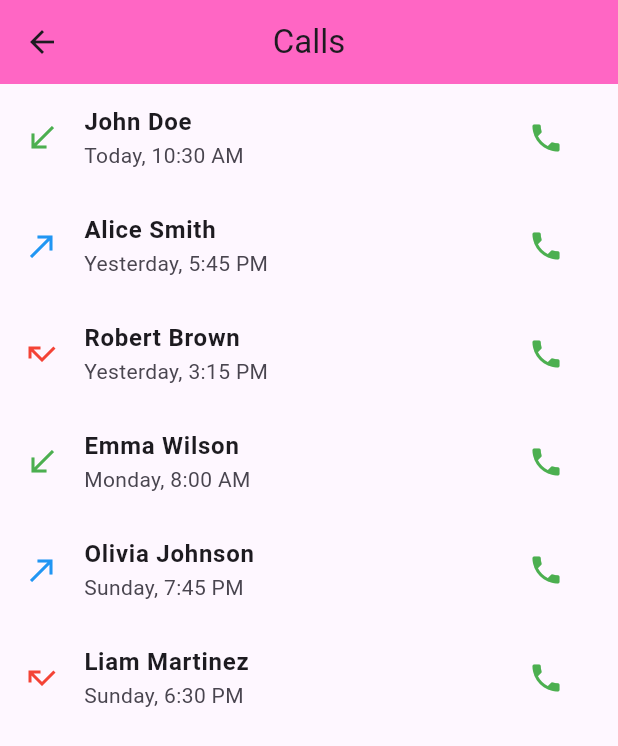
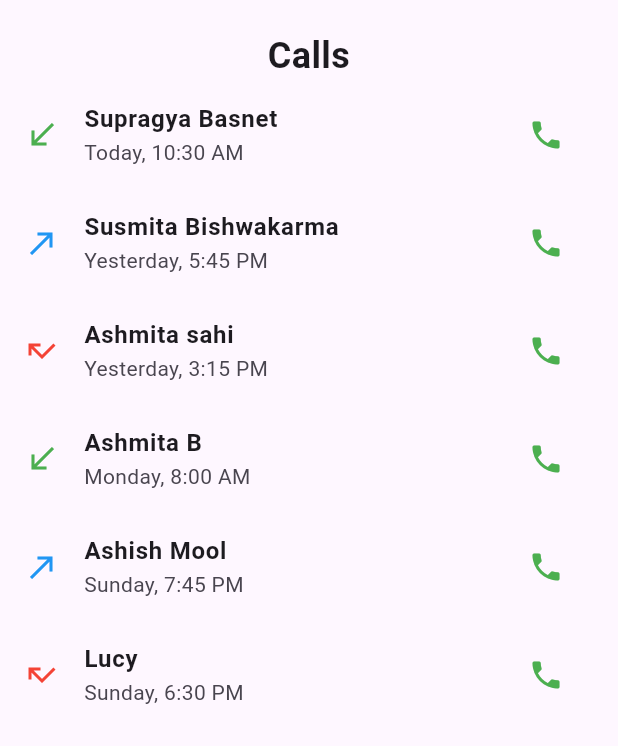
Before and after one commit to siyatadumjan/linkup_project, a Flutter app: the CallView screen opened directly, on a phone screen of 412 x 824 dp. Shown: the top 746 px of the screen. Run offline on Flutter 3.47's test engine with Material 3 defaults, Android fonts, the light colour scheme and no system bars.

Commit message:
updated calls

```diff
--- a/lib/view/bottom_screen/calls_view.dart
+++ b/lib/view/bottom_screen/calls_view.dart
@@ -7,44 +7,51 @@ class CallView extends StatelessWidget {
   Widget build(BuildContext context) {
     final List<Map<String, String>> calls = [
       {
-        'name': 'John Doe',
+        'name': 'Supragya Basnet',
         'time': 'Today, 10:30 AM',
         'type': 'incoming',
       },
       {
-        'name': 'Alice Smith',
+        'name': 'Susmita Bishwakarma',
         'time': 'Yesterday, 5:45 PM',
         'type': 'outgoing',
       },
       {
-        'name': 'Robert Brown',
+        'name': 'Ashmita sahi',
         'time': 'Yesterday, 3:15 PM',
         'type': 'missed',
       },
       {
-        'name': 'Emma Wilson',
+        'name': 'Ashmita B',
         'time': 'Monday, 8:00 AM',
         'type': 'incoming',
       },
       {
-        'name': 'Olivia Johnson',
+        'name': 'Ashish Mool',
         'time': 'Sunday, 7:45 PM',
         'type': 'outgoing',
       },
       {
-        'name': 'Liam Martinez',
+        'name': 'Lucy',
         'time': 'Sunday, 6:30 PM',
         'type': 'missed',
       },
     ];
 
     return Scaffold(
-      appBar: AppBar(
-        title: const Text('Calls'),
-        centerTitle: true,
-        backgroundColor: const Color(0xFFFF66C4), // Match theme
+      body: Column(
+        children: [
+          const SizedBox(height: 20), // Adjust to position the "Calls" text
+          const Text(
+            'Calls',
+            style: TextStyle(
+              fontSize: 24,
+              fontWeight: FontWeight.bold,
             ),
-      body: ListView.builder(
+            textAlign: TextAlign.center,
+          ),
+          Expanded(
+            child: ListView.builder(
               itemCount: calls.length,
               itemBuilder: (context, index) {
                 final call = calls[index];
@@ -94,6 +101,9 @@ class CallView extends StatelessWidget {
                 );
               },
             ),
+          ),
+        ],
+      ),
     );
   }
 }
```
Lines whose indentation alone changed are shown as unchanged.
